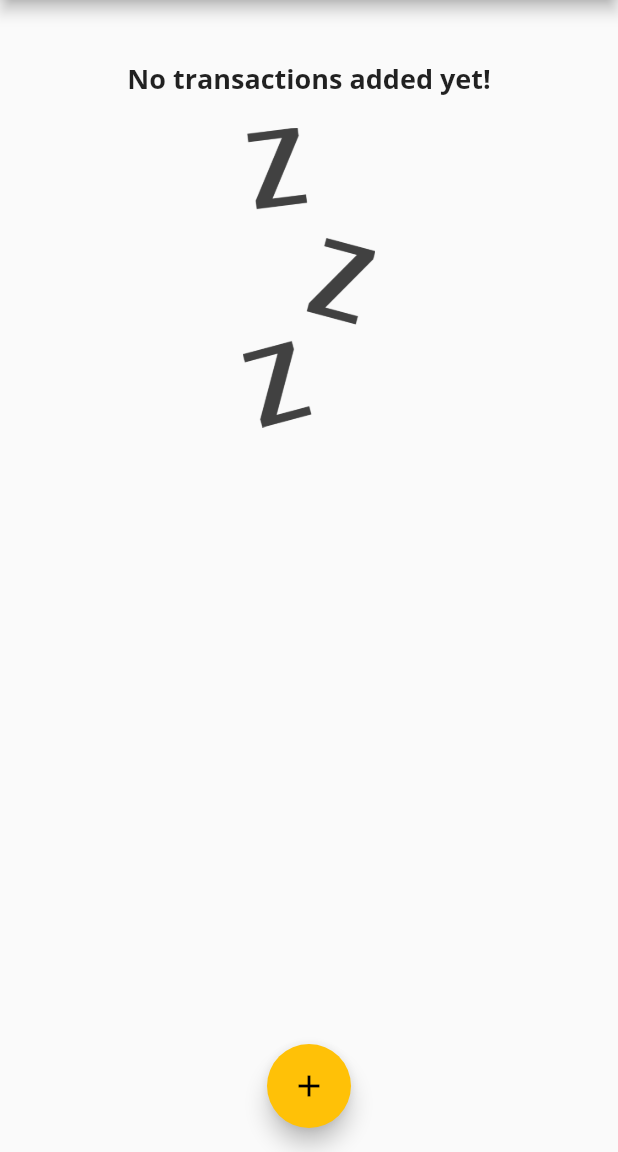
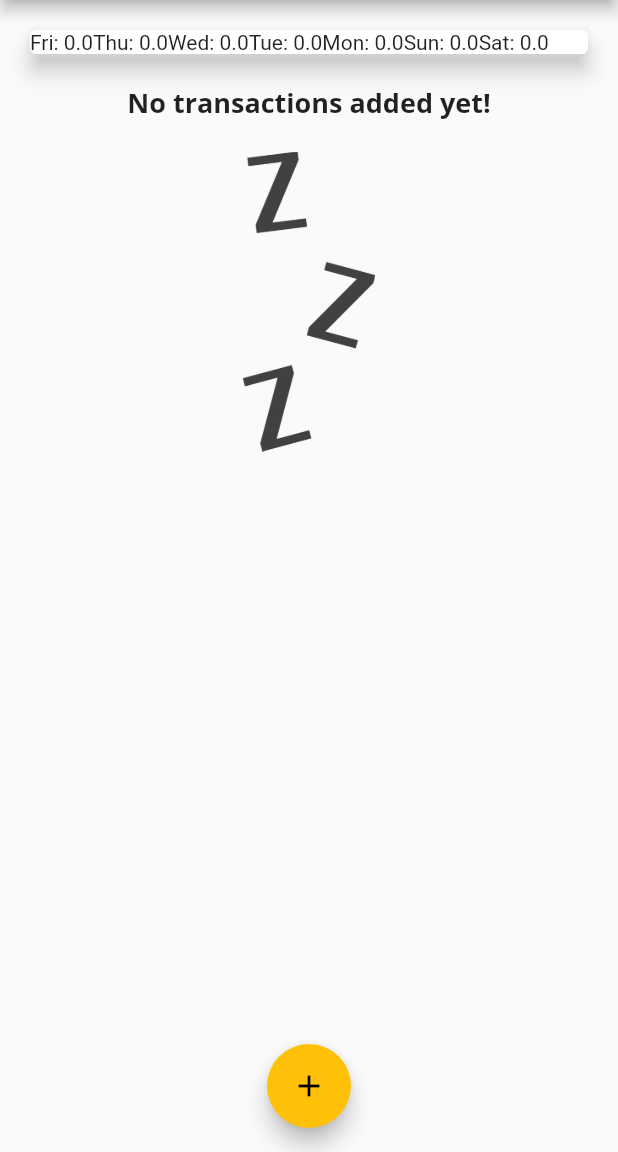
Before and after one commit to chou0728/expense_planner, a Flutter app: the screen it shows after launch, on a phone screen of 412 x 824 dp, the part 84-1236 px from its top. Run offline on Flutter 3.47's test engine with Material 2 defaults, Android fonts, the phone set to English and light mode, and no system bars.

Commit message:
build text in groupedTranscationValues

```diff
--- a/lib/widgets/chart.dart
+++ b/lib/widgets/chart.dart
@@ -22,7 +22,7 @@ class Chart extends StatelessWidget {
       }
 
       return {
-        'day': DateFormat.E().format(weekDay),
+        'day': DateFormat.E().format(weekDay).substring(0, 3),
         'amount': totalSum,
       };
     });
@@ -32,16 +32,13 @@ class Chart extends StatelessWidget {
   Widget build(BuildContext context) {
     print(groupedTranscationValues);
 
-
     return Card(
       elevation: 6,
       margin: EdgeInsets.all(20),
       child: Row(
-        children: [
-          Column(
-            children: [],
-          )
-        ],
+        children: groupedTranscationValues
+            .map((value) => Text('${value['day']}: ${value['amount']}'))
+            .toList(),
       ),
     );
   }
```
